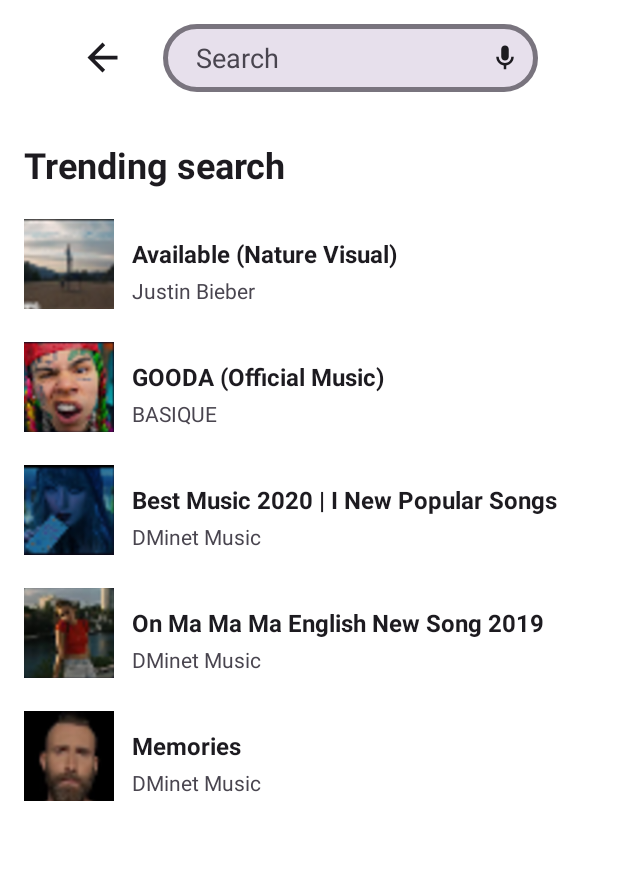
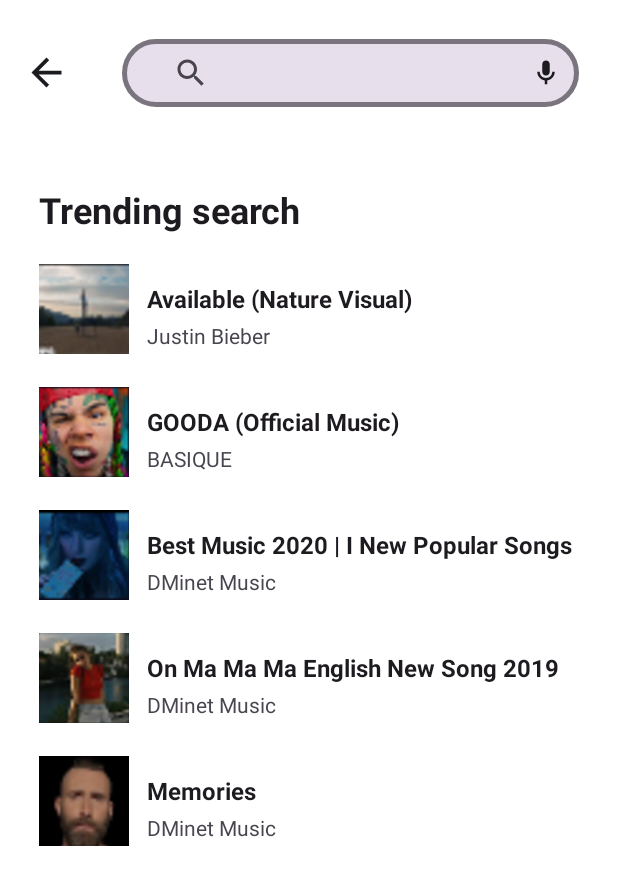
Before and after one commit to Quyenlam22/Group_8_Music_Flow, an Android app: the Search screen opened directly, with no data from a screen before it, on a phone screen of 412 x 824 dp. Shown: the top 885 px of the screen. Run offline under Robolectric (Android 15) with nearby library versions, the phone set to English and light mode, and no system bars; pictures from the network do not load.

Commit message:
edit some layout and complete logic search in home screen

```diff
--- a/app/src/main/AndroidManifest.xml
+++ b/app/src/main/AndroidManifest.xml
@@ -52,7 +52,7 @@
             android:name=".ui.activity.AlbumDetailActivity"
             android:exported="false" />
         <activity
-            android:name=".ui.activity.OnboardingActivity"
+            android:name=".ui.activity.SongsActivity"
             android:exported="true">
             <intent-filter>
                 <action android:name="android.intent.action.MAIN" />
@@ -68,7 +68,7 @@
         <activity android:name=".ui.activity.PlaylistActivity" />
         <activity android:name=".ui.activity.NowPlayingActivity" />
         <activity android:name=".ui.activity.Search" />
-        <activity android:name=".ui.activity.SongsActivity" />
+        <activity android:name=".ui.activity.OnboardingActivity" />
         <activity android:name=".ui.activity.SettingsActivity" />
         <activity android:name=".ui.activity.AccountSettingsActivity" />
         <activity android:name=".ui.activity.LanguageSettingsActivity" />
--- a/app/src/main/java/com/vn/btl/setupapi/ApiService.java
+++ b/app/src/main/java/com/vn/btl/setupapi/ApiService.java
@@ -33,4 +33,6 @@
 
     @GET("api/musicflow/playlists/{id}/tracks")
     Call<TracksResponse> getPlaylistDetail(@Path("id") long playlistId);
+    @GET("api/musicflow/search")
+    Call<TracksResponse> searchTracks(@Query("q") String query);
 }
--- a/app/src/main/java/com/vn/btl/ui/activity/Search.java
+++ b/app/src/main/java/com/vn/btl/ui/activity/Search.java
@@ -1,12 +1,35 @@
 package com.vn.btl.ui.activity;
 
 import android.content.Intent;
+import android.graphics.Color;
 import android.os.Bundle;
 import android.util.Log;
 import android.view.View;
+import android.widget.EditText;
 import android.widget.ImageView;
+import android.widget.LinearLayout;
+import android.widget.SearchView;
+import android.widget.Toast;
+
 import androidx.appcompat.app.AppCompatActivity;
+import androidx.recyclerview.widget.LinearLayoutManager;
+import androidx.recyclerview.widget.RecyclerView;
+
 import com.vn.btl.R;
+import com.vn.btl.database.AppDatabase;
+import com.vn.btl.model.Tracks;
+import com.vn.btl.repository.TracksResponse;
+import com.vn.btl.setupapi.ApiService;
+import com.vn.btl.setupapi.RetrofitClient;
+import com.vn.btl.ui.adapter.SongsAdapter;
+import com.vn.btl.ui.adapter.TrackAdapter;
+
+import java.util.ArrayList;
+import java.util.List;
+
+import retrofit2.Call;
+import retrofit2.Callback;
+import retrofit2.Response;
 
 public class Search extends AppCompatActivity {
     private static final String TAG = "SearchActivity";
@@ -15,11 +38,25 @@
     private final String TITLE_1 = "Available (Nature Visual)";
     private final String ARTIST_1 = "Justin Bieber";
     private final int COVER_1 = R.drawable.search_placeholder1;
+    private List<Tracks> songList = new ArrayList<>();
+    private TrackAdapter trackAdapter;
+    private ApiService apiService;
+    LinearLayout viewTrending;
+    RecyclerView rvSearch;
+    SearchView edSearch;
 
     @Override
     protected void onCreate(Bundle savedInstanceState) {
         super.onCreate(savedInstanceState);
         setContentView(R.layout.activity_search);
+        edSearch = findViewById(R.id.etSearchInput);
+        viewTrending = findViewById(R.id.view_trending);
+        rvSearch = findViewById(R.id.rv_search);
+        rvSearch.setLayoutManager(new LinearLayoutManager(this));
+
+        trackAdapter = new TrackAdapter(songList, this);
+        rvSearch.setAdapter(trackAdapter);
+        apiService = RetrofitClient.getApiService();
 
         setupSearchViews();
         setupBackButton();
@@ -34,7 +71,61 @@
                 Log.d(TAG, "Voice Search clicked. Ready for implementation.");
             });
         }
+        int id = edSearch.getContext().getResources()
+                .getIdentifier("android:id/search_src_text", null, null);
+        EditText txt = edSearch.findViewById(id);
+        txt.setHintTextColor(Color.BLACK);
+        if (txt != null) {
+            txt.setTextColor(Color.BLACK);
+        }
+
+        edSearch.setOnQueryTextListener(new SearchView.OnQueryTextListener() {
+            @Override
+            public boolean onQueryTextSubmit(String query) {
+                if (!query.isEmpty()) searchTracks(query);
+                return true;
+            }
+
+            @Override
+            public boolean onQueryTextChange(String newText) {
+                if (newText.isEmpty()) {
+                    viewTrending.setVisibility(View.VISIBLE);
+                    rvSearch.setVisibility(View.GONE);
+                } else {
+                    viewTrending.setVisibility(View.GONE);
+                    rvSearch.setVisibility(View.VISIBLE);
+                }
+                return false;
+            }
+        });
     }
+
+    private void searchTracks(String query) {
+        apiService.searchTracks(query).enqueue(new Callback<TracksResponse>() {
+            @Override
+            public void onResponse(Call<TracksResponse> call, Response<TracksResponse> response) {
+                if (response.isSuccessful() && response.body() != null) {
+                    songList.clear();
+                    List<Tracks> tracks = response.body().getData();
+                    if (tracks != null) {
+                        for (Tracks t : tracks) t.normalize();
+                        songList.addAll(tracks);
+                    }
+                    trackAdapter.notifyDataSetChanged();
+                }
+                else {
+                    Toast.makeText(Search.this, "Không tìm thấy bài hát", Toast.LENGTH_SHORT).show();
+                }
+            }
+
+            @Override
+            public void onFailure(Call<TracksResponse> call, Throwable t) {
+                Toast.makeText(Search.this,"Error: "+t.getMessage(), Toast.LENGTH_SHORT).show();
+                Log.e("API_ERROR", t.getMessage());
+            }
+        });
+    }
+
 
     private void setupBackButton() {
         // Nút quay lại (biểu tượng tìm kiếm đầu tiên trong Search Bar)
--- a/app/src/main/java/com/vn/btl/ui/adapter/SongsAdapter.java
+++ b/app/src/main/java/com/vn/btl/ui/adapter/SongsAdapter.java
@@ -43,6 +43,11 @@
 
     @Override
     public void onBindViewHolder(@NonNull VH holder, int position) {
+
+        ViewGroup.LayoutParams params = holder.itemView.getLayoutParams();
+        params.width = ViewGroup.LayoutParams.WRAP_CONTENT;
+        holder.itemView.setLayoutParams(params);
+
         UiSong song = data.get(position);
 
         holder.title.setText(song.getTitle());
--- a/app/src/main/res/layout/activity_search.xml
+++ b/app/src/main/res/layout/activity_search.xml
@@ -10,58 +10,60 @@
     <LinearLayout
         android:layout_width="match_parent"
         android:layout_height="wrap_content"
+        android:background="@drawable/mf_bg_screen"
+        android:gravity="center"
         android:orientation="horizontal"
-        android:gravity="center"
-        android:padding="16dp"
-        android:background="@drawable/mf_bg_screen">
+        android:padding="16dp">
 
         <ImageView
             android:id="@+id/btnBackSearch"
             android:layout_width="30dp"
             android:layout_height="30dp"
+            android:layout_marginEnd="25dp"
+            android:contentDescription="Back"
             android:src="@drawable/ic_arrow_back"
-        app:tint="?attr/colorOnBackground"
-        android:layout_marginEnd="25dp"
-        android:contentDescription="Back" />
+            app:tint="?attr/colorOnBackground" />
 
         <LinearLayout
-            android:layout_width="250dp"
+            android:layout_width="match_parent"
             android:layout_height="45dp"
+            android:background="@drawable/search_rounded_bg"
+            android:gravity="center_vertical"
             android:orientation="horizontal"
-            android:gravity="center_vertical"
-            android:background="@drawable/search_rounded_bg"
-            android:paddingStart="12dp"
-            android:paddingEnd="12dp">
+            android:layout_margin="10dp"
+            android:padding="12dp">
 
 
-            <EditText
+            <SearchView
                 android:id="@+id/etSearchInput"
                 android:layout_width="0dp"
                 android:layout_height="match_parent"
                 android:layout_weight="1"
                 android:background="@android:color/transparent"
                 android:hint="Search"
+                android:paddingStart="10dp"
+                android:singleLine="true"
                 android:textColor="?attr/colorOnBackground"
-                android:textColorHint="?attr/colorOnSurfaceVariant"
-                android:paddingStart="10dp"
-                android:singleLine="true" />
+                android:textColorHint="?attr/colorOnSurfaceVariant" />
 
             <ImageView
                 android:id="@+id/btnVoiceSearch"
                 android:layout_width="20dp"
                 android:layout_height="20dp"
+                android:contentDescription="Voice Search"
                 android:src="@drawable/ic_mic"
-                app:tint="?attr/colorOnBackground"
-                android:contentDescription="Voice Search" />
+                app:tint="?attr/colorOnBackground" />
 
         </LinearLayout>
 
     </LinearLayout>
 
     <LinearLayout
+        android:id="@+id/view_trending"
         android:layout_width="match_parent"
-        android:layout_height="match_parent"
+        android:layout_height="wrap_content"
         android:orientation="vertical"
+        android:layout_margin="10dp"
         android:padding="16dp">
 
         <TextView
@@ -270,4 +272,11 @@
 
     </LinearLayout>
 
+    <androidx.recyclerview.widget.RecyclerView
+        android:id="@+id/rv_search"
+        android:layout_margin="10dp"
+        android:padding="15dp"
+        android:layout_width="match_parent"
+        android:layout_height="wrap_content" />
+
 </LinearLayout>
--- a/app/src/main/res/layout/item_song_square.xml
+++ b/app/src/main/res/layout/item_song_square.xml
@@ -1,7 +1,7 @@
 <LinearLayout xmlns:android="http://schemas.android.com/apk/res/android"
     xmlns:app="http://schemas.android.com/apk/res-auto"
     android:orientation="vertical"
-    android:layout_width="wrap_content"
+    android:layout_width="match_parent"
     android:layout_height="wrap_content"
     android:gravity="center"
     android:padding="4dp">>
--- a/app/src/main/res/values/dimens.xml
+++ b/app/src/main/res/values/dimens.xml
@@ -13,7 +13,7 @@
     <dimen name="dp_200">200dp</dimen>
     <dimen name="dp_250">250dp</dimen>
     <dimen name="mf_album_gap">16dp</dimen>
-    <dimen name="mf_popular_gap">2dp</dimen>
+    <dimen name="mf_popular_gap">20dp</dimen>
 
     <dimen name="mf_small_margin">8dp</dimen>
     <dimen name="mf_screen_padding">16dp</dimen>
```
Lines whose indentation alone changed are shown as unchanged.
